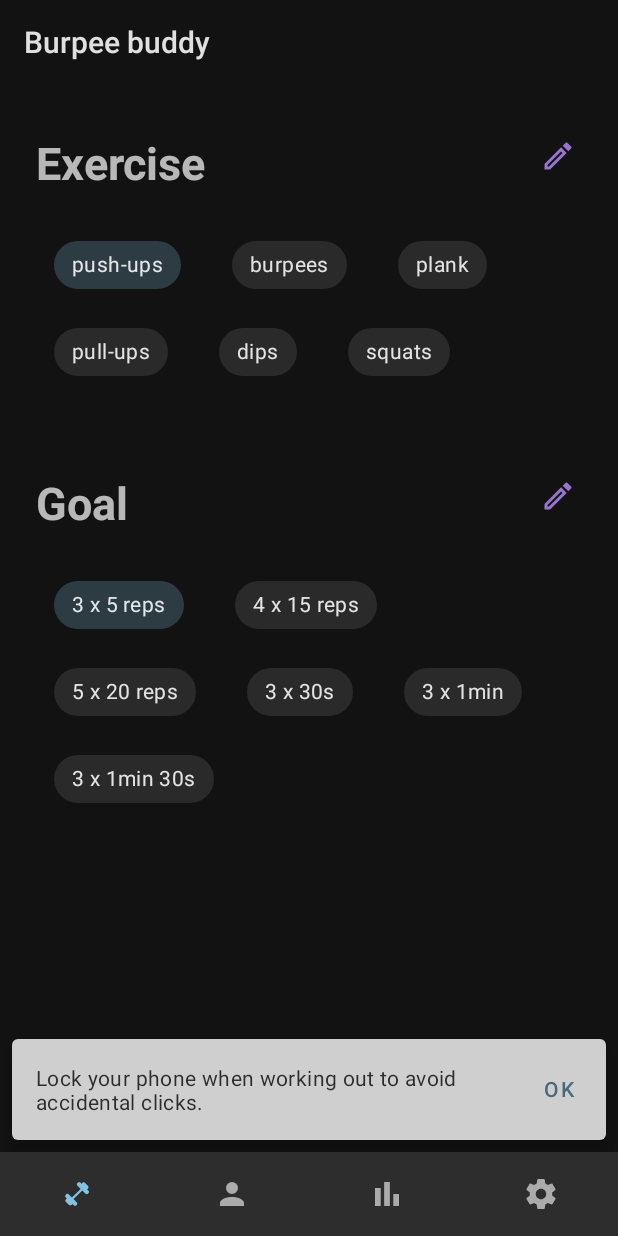
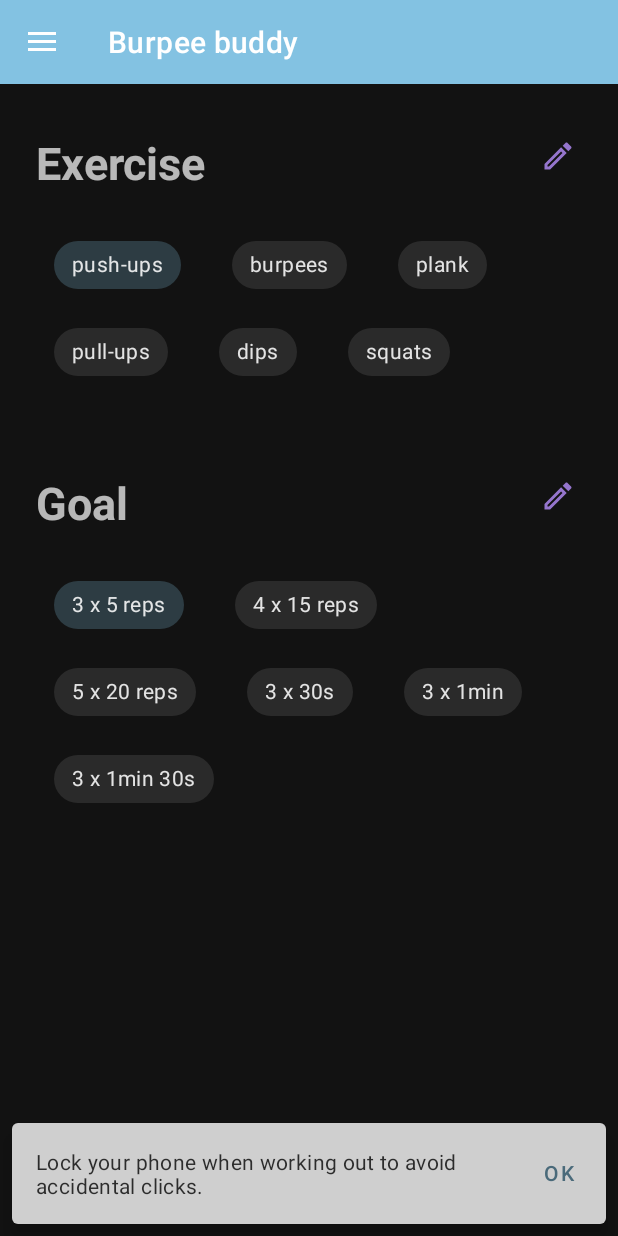
Before and after one commit to krmax44/burpee-buddy, an Android app: the screen it shows after launch (MainActivity), on a phone screen of 412 x 824 dp. Run offline under Robolectric (Android 15) with nearby library versions, the phone set to English and light mode, and no system bars; our stand-ins replace EventBus, Room's generated code, RxJava, Timber, navigation-ui; 4 statements that could not run were skipped.

Commit message:
replace BottomNavigationBar with Drawer

```diff
--- a/app/src/main/java/com/apps/adrcotfas/burpeebuddy/leaderboard/LeaderboardFragment.java
+++ /dev/null
@@ -1,28 +0,0 @@
-package com.apps.adrcotfas.burpeebuddy.leaderboard;
-
-
-import android.os.Bundle;
-
-import androidx.fragment.app.Fragment;
-
-import android.view.LayoutInflater;
-import android.view.View;
-import android.view.ViewGroup;
-
-import com.apps.adrcotfas.burpeebuddy.R;
-
-public class LeaderboardFragment extends Fragment {
-
-
-    public LeaderboardFragment() {
-        // Required empty public constructor
-    }
-
-    @Override
-    public View onCreateView(LayoutInflater inflater, ViewGroup container,
-                             Bundle savedInstanceState) {
-        // Inflate the layout for this fragment
-        return inflater.inflate(R.layout.fragment_leaderboard, container, false);
-    }
-
-}
--- a/app/src/main/java/com/apps/adrcotfas/burpeebuddy/main/MainActivity.java
+++ b/app/src/main/java/com/apps/adrcotfas/burpeebuddy/main/MainActivity.java
@@ -4,30 +4,40 @@ import android.os.Bundle;
 
 import androidx.annotation.Nullable;
 import androidx.appcompat.app.AppCompatActivity;
-import androidx.navigation.fragment.NavHostFragment;
+import androidx.appcompat.widget.Toolbar;
+import androidx.drawerlayout.widget.DrawerLayout;
+import androidx.navigation.NavController;
+import androidx.navigation.Navigation;
+import androidx.navigation.ui.AppBarConfiguration;
 import androidx.navigation.ui.NavigationUI;
 
 import com.apps.adrcotfas.burpeebuddy.R;
 import com.apps.adrcotfas.burpeebuddy.db.AppDatabase;
 import com.apps.adrcotfas.burpeebuddy.settings.SettingsHelper;
-import com.google.android.material.bottomnavigation.BottomNavigationView;
+import com.google.android.material.navigation.NavigationView;
 
 public class MainActivity extends AppCompatActivity {
 
     private static final String TAG = "MainActivity";
-    private BottomNavigationView navView;
 
+    private AppBarConfiguration appBarConfiguration;
+    private NavigationView navView;
     @Override
     protected void onCreate(@Nullable Bundle savedInstanceState) {
         super.onCreate(savedInstanceState);
         setContentView(R.layout.activity_main);
 
+        Toolbar toolbar = findViewById(R.id.toolbar);
+        setSupportActionBar(toolbar);
+        NavController navController = Navigation.findNavController(this, R.id.nav_host_fragment);
+        DrawerLayout drawerLayout = findViewById(R.id.drawer_layout);
         navView = findViewById(R.id.nav_view);
-        NavHostFragment navHostFragment = (NavHostFragment) getSupportFragmentManager().findFragmentById(R.id.nav_host_fragment);
-        if (navHostFragment != null) {
-            NavigationUI.setupWithNavController(navView, navHostFragment.getNavController());
-            NavigationUI.setupActionBarWithNavController(this, navHostFragment.getNavController());
-        }
+        appBarConfiguration = new AppBarConfiguration.Builder(navController.getGraph())
+                .setDrawerLayout(drawerLayout)
+                .build();
+
+        NavigationUI.setupWithNavController(navView, navController);
+        NavigationUI.setupActionBarWithNavController(this, navController, appBarConfiguration);
 
         if (SettingsHelper.isFirstRun()) {
             AppDatabase.getDatabase(getApplicationContext());
@@ -36,8 +46,10 @@ public class MainActivity extends AppCompatActivity {
         }
     }
 
-    public void setBottomNavigationVisibility(int visibility) {
-        navView.setVisibility(visibility);
+    @Override
+    public boolean onSupportNavigateUp() {
+        return NavigationUI.navigateUp(Navigation.findNavController(
+                this, R.id.nav_host_fragment), appBarConfiguration);
     }
 
     @Override
--- a/app/src/main/java/com/apps/adrcotfas/burpeebuddy/myprofile/MyProfileFragment.java
+++ /dev/null
@@ -1,24 +0,0 @@
-package com.apps.adrcotfas.burpeebuddy.myprofile;
-import android.os.Bundle;
-
-import androidx.fragment.app.Fragment;
-
-import android.view.LayoutInflater;
-import android.view.View;
-import android.view.ViewGroup;
-
-import com.apps.adrcotfas.burpeebuddy.R;
-
-public class MyProfileFragment extends Fragment {
-
-    public MyProfileFragment() {
-        // Required empty public constructor
-    }
-
-    @Override
-    public View onCreateView(LayoutInflater inflater, ViewGroup container,
-                             Bundle savedInstanceState) {
-        // Inflate the layout for this fragment
-        return inflater.inflate(R.layout.fragment_my_profile, container, false);
-    }
-}
--- a/app/src/main/java/com/apps/adrcotfas/burpeebuddy/workout/WorkoutFragment.java
+++ b/app/src/main/java/com/apps/adrcotfas/burpeebuddy/workout/WorkoutFragment.java
@@ -43,7 +43,6 @@ public class WorkoutFragment extends Fragment implements WorkoutViewMvc.Listener
     public void onAttach(@NonNull Context context) {
         Timber.tag(TAG).d( "onAttach" + this.hashCode());
         super.onAttach(context);
-        ((MainActivity)getActivity()).setBottomNavigationVisibility(View.INVISIBLE);
 
         OnBackPressedCallback callback = new OnBackPressedCallback(true) {
             @Override
@@ -100,7 +99,6 @@ public class WorkoutFragment extends Fragment implements WorkoutViewMvc.Listener
         Timber.tag(TAG).d( "onDestroy " + this.hashCode());
         mViewMvc.unregisterListener(this);
         EventBus.getDefault().unregister(this);
-        ((MainActivity)getActivity()).setBottomNavigationVisibility(View.VISIBLE);
         super.onDestroy();
     }
 
--- a/app/src/main/res/layout/activity_main.xml
+++ b/app/src/main/res/layout/activity_main.xml
@@ -1,13 +1,24 @@
 <?xml version="1.0" encoding="utf-8"?>
-<LinearLayout
+<androidx.drawerlayout.widget.DrawerLayout
     xmlns:android="http://schemas.android.com/apk/res/android"
     xmlns:app="http://schemas.android.com/apk/res-auto"
     xmlns:tools="http://schemas.android.com/tools"
+    android:id="@+id/drawer_layout"
+    android:layout_width="match_parent"
+    android:layout_height="match_parent"
+    tools:context=".main.MainActivity">
+    <LinearLayout
         android:id="@+id/container"
         android:layout_width="match_parent"
         android:layout_height="match_parent"
-    android:orientation="vertical"
-    tools:context=".main.MainActivity">
+        android:orientation="vertical">
+
+        <androidx.appcompat.widget.Toolbar
+            android:id="@+id/toolbar"
+            android:layout_width="match_parent"
+            android:layout_height="wrap_content"
+            android:background="@color/colorPrimary"
+            android:theme="@style/ThemeOverlay.MaterialComponents.Dark.ActionBar" />
 
         <fragment
             android:id="@+id/nav_host_fragment"
@@ -17,13 +28,13 @@
             android:layout_weight="1"
             app:defaultNavHost="true"
             app:navGraph="@navigation/navigation_graph" />
+    </LinearLayout>
 
-    <com.google.android.material.bottomnavigation.BottomNavigationView
+    <com.google.android.material.navigation.NavigationView
         android:id="@+id/nav_view"
-        android:layout_width="match_parent"
-        android:layout_height="wrap_content"
-        android:background="?android:attr/windowBackground"
-        app:labelVisibilityMode="unlabeled"
-        app:menu="@menu/bottom_navigation_menu" />
+        android:layout_width="wrap_content"
+        android:layout_height="match_parent"
+        android:layout_gravity="start"
+        app:menu="@menu/nav_drawer_menu" />
 
-</LinearLayout>
+</androidx.drawerlayout.widget.DrawerLayout>
--- a/app/src/main/res/layout/fragment_main.xml
+++ b/app/src/main/res/layout/fragment_main.xml
@@ -110,25 +110,12 @@
     </ScrollView>
 
     <com.google.android.material.button.MaterialButton
-        android:id="@+id/add_workout_button"
-        android:layout_width="wrap_content"
-        android:layout_height="wrap_content"
-        app:layout_constraintBottom_toBottomOf="parent"
-        app:layout_constraintEnd_toStartOf="@+id/start_button"
-        app:layout_constraintHorizontal_bias="0.5"
-        app:layout_constraintStart_toStartOf="parent"
-        android:layout_marginBottom="12dp"
-        style="@style/Widget.MaterialComponents.Button.OutlinedButton"
-        android:text="@string/add_workout"/>
-
-    <com.google.android.material.button.MaterialButton
         android:id="@+id/start_button"
         android:layout_width="wrap_content"
         android:layout_height="wrap_content"
         app:layout_constraintBottom_toBottomOf="parent"
+        app:layout_constraintStart_toStartOf="parent"
         app:layout_constraintEnd_toEndOf="parent"
-        app:layout_constraintHorizontal_bias="0.5"
-        app:layout_constraintStart_toEndOf="@+id/add_workout_button"
         android:layout_marginBottom="12dp"
         style="@style/Widget.MaterialComponents.Button.UnelevatedButton"
         android:text="@string/start_workout"/>
--- a/app/src/main/res/menu/bottom_navigation_menu.xml
+++ /dev/null
@@ -1,15 +0,0 @@
-<?xml version="1.0" encoding="utf-8"?>
-<menu xmlns:android="http://schemas.android.com/apk/res/android">
-    <item android:id="@+id/mainFragment"
-        android:title="Workout"
-        android:icon="@drawable/ic_workout"/>
-    <item android:id="@+id/myProfileFragment"
-        android:title="My Profile"
-        android:icon="@drawable/ic_account"/>
-    <item android:id="@+id/leaderboardFragment"
-        android:title="Leaderboard"
-        android:icon="@drawable/ic_podium"/>
-    <item android:id="@+id/settingsFragment"
-        android:title="Settings"
-        android:icon="@drawable/ic_settings"/>
-</menu>
--- /dev/null
+++ b/app/src/main/res/menu/nav_drawer_menu.xml
@@ -0,0 +1,6 @@
+<?xml version="1.0" encoding="utf-8"?>
+<menu xmlns:android="http://schemas.android.com/apk/res/android">
+    <item android:id="@+id/settingsFragment"
+        android:title="Settings"
+        android:icon="@drawable/ic_settings"/>
+</menu>
--- a/app/src/main/res/values/styles.xml
+++ b/app/src/main/res/values/styles.xml
@@ -1,7 +1,7 @@
 <resources>
 
     <!-- Base application theme. -->
-    <style name="AppTheme" parent="Theme.MaterialComponents.DayNight.DarkActionBar">
+    <style name="AppTheme" parent="Theme.MaterialComponents.DayNight.NoActionBar">
         <!-- Customize your theme here. -->
         <item name="colorPrimary">@color/colorPrimary</item>
         <item name="colorPrimaryDark">@color/colorPrimaryDark</item>
```
Lines whose indentation alone changed are shown as unchanged.
